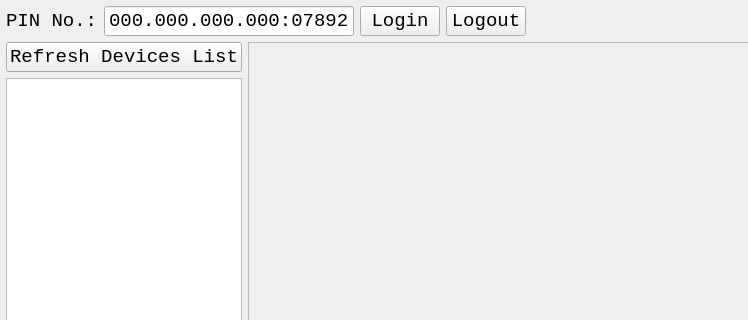
Old version of the form GUI/mainwindow.ui in the repository joshion/3DShow; both pictures show x 0 to 748 and y 0 to 320 of the 1024 by 768 pixel window.
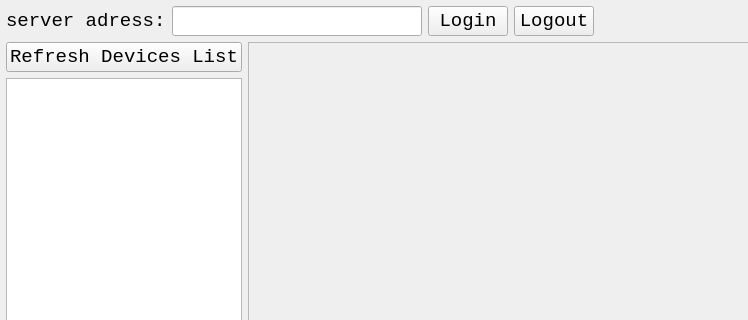
New version of the form. Custom widgets are drawn as their Qt base class.

Commit message: improve ip:port edit

Patch:
```diff
--- a/GUI/mainwindow.ui
+++ b/GUI/mainwindow.ui
@@ -49,7 +49,7 @@
      <item>
       <widget class="QLabel" name="label">
        <property name="text">
-        <string>PIN No.:</string>
+        <string>server adress:</string>
        </property>
       </widget>
      </item>
@@ -71,10 +71,10 @@
         <string notr="true"/>
        </property>
        <property name="inputMask">
-        <string>999.999.999.999:99999</string>
+        <string/>
        </property>
        <property name="text">
-        <string>000.000.000.000:07892</string>
+        <string/>
        </property>
        <property name="echoMode">
         <enum>QLineEdit::Normal</enum>
```
Left out of the diff: 2 changed lines with no effect on the pictures. The commit also changes 2 other files.
